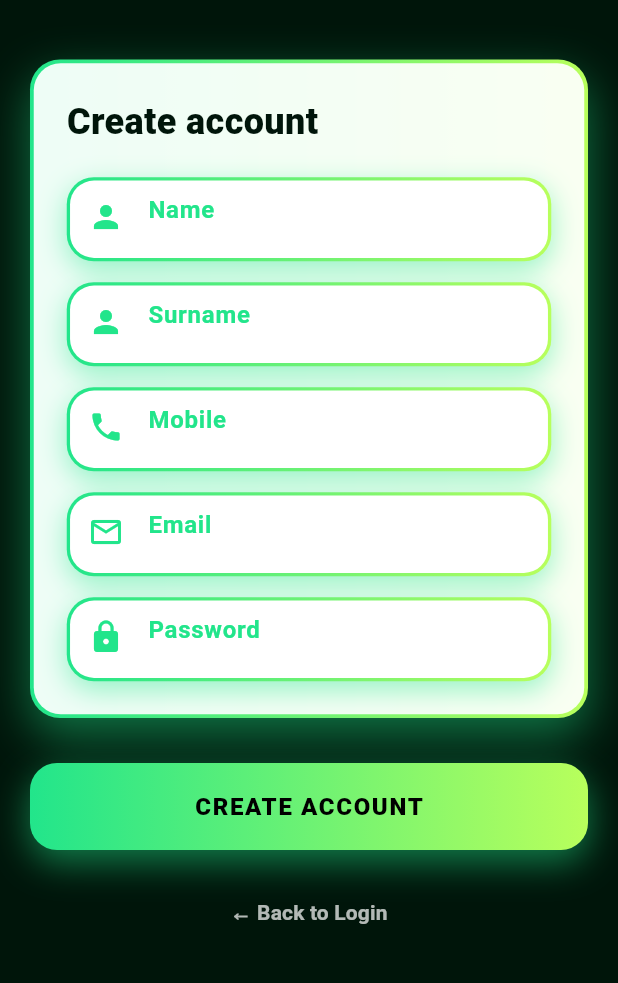
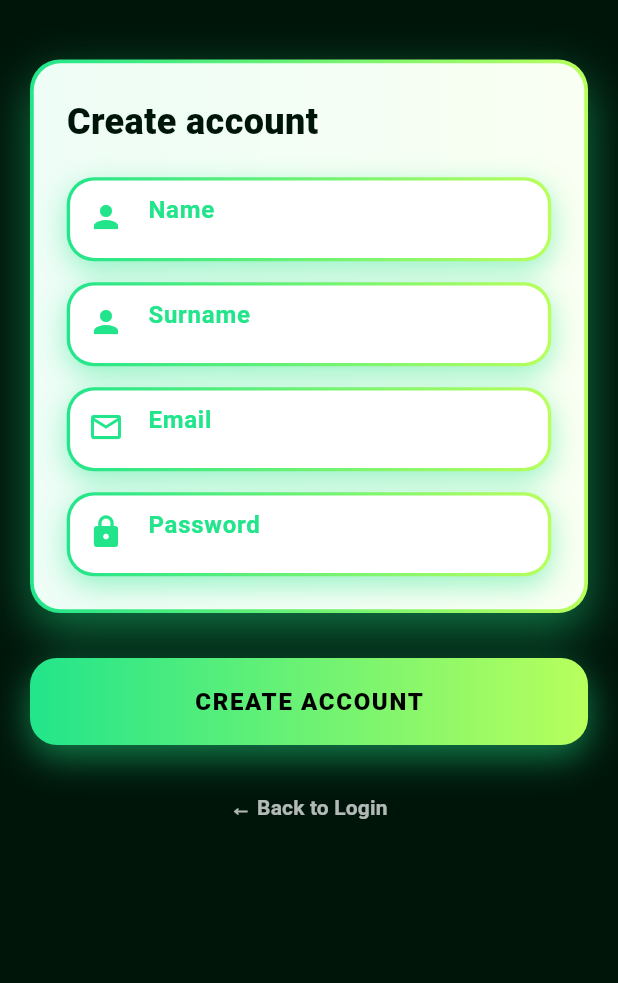
Before and after one commit to hilas998/doublepick, a Flutter app: the HomeScreen screen opened by its route, after a tap on the "logout" icon, after a tap on "New here? Create account", on a phone screen of 412 x 824 dp, the part 182-1165 px from its top. Run offline on Flutter 3.47's test engine with Material 3 defaults, Android fonts, the phone set to English and light mode, and no system bars; our stand-ins replace cloud_firestore, connectivity_plus, firebase_auth, firebase_core, firebase_messaging, flutter_local_notifications and 4 more; accounts and stored records are empty; network calls fail; statements that could not run were skipped.

Commit message:
full project update

```diff
--- a/lib/screens/home.dart
+++ b/lib/screens/home.dart
@@ -108,15 +108,23 @@ class _HomeScreenState extends State<HomeScreen>
   @override
   void initState() {
     super.initState();
-    _connSub = Connectivity().onConnectivityChanged.listen((results) {
-      final hasInternet = results.any(
-            (r) => r == ConnectivityResult.mobile || r == ConnectivityResult.wifi,
-      );
-
-      if (!hasInternet && mounted) {
-        _showNoInternetDialog();
-      }
-    });
+
+
+
+
+   // Future.delayed(const Duration(seconds: 2), () {
+   //   _connSub = Connectivity().onConnectivityChanged.listen((results) {
+   //     final hasInternet = results.any(
+    //          (r) => r == ConnectivityResult.mobile ||
+    //          r == ConnectivityResult.wifi,
+     //   );
+
+     //   if (!hasInternet && mounted) {
+     //     _verifyRealConnection();
+     //   }
+    //  });
+   // });
+
 
     WidgetsBinding.instance.addObserver(this);
     MobileAds.instance.initialize();
@@ -624,8 +632,18 @@ class _HomeScreenState extends State<HomeScreen>
     }
   }
 
-
-
+  //Future<void> _verifyRealConnection() async {
+    //try {
+    //  final result = await InternetAddress.lookup('google.com');
+    //  if (result.isNotEmpty && result[0].rawAddress.isNotEmpty) {
+      //  return; // Internet postoji – ne prikazuj dialog
+   //   }
+  //  } catch (_) {
+  //    if (mounted) {
+    //    _showNoInternetDialog();
+     // }
+   // }
+//  }
 
   Future<void> _addPoints(int pts) async {
     final uid = _auth.currentUser?.uid;
--- a/lib/screens/register.dart
+++ b/lib/screens/register.dart
@@ -15,7 +15,6 @@ class RegisterScreen extends StatefulWidget {
 class _RegisterScreenState extends State<RegisterScreen> {
   final _ime = TextEditingController();
   final _prezime = TextEditingController();
-  final _mobitel = TextEditingController();
   final _email = TextEditingController();
   final _password = TextEditingController();
 
@@ -26,7 +25,6 @@ class _RegisterScreenState extends State<RegisterScreen> {
   Future<void> _register() async {
     final ime = _ime.text.trim();
     final prezime = _prezime.text.trim();
-    final mobitel = _mobitel.text.trim();
     final email = _email.text.trim();
     final password = _password.text.trim();
 
@@ -36,10 +34,6 @@ class _RegisterScreenState extends State<RegisterScreen> {
 
     if (ime.isEmpty) return _show("Enter name");
     if (prezime.isEmpty) return _show("Enter surname");
-
-
-    final mobRegex = RegExp(r"^[0-9]{9,15}$"); // minimalno 9, maksimalno 15 cifara
-    if (!mobRegex.hasMatch(mobitel)) return _show("Enter valid mobile number");
 
 
     final emailRegex = RegExp(r"^[\w-\.]+@([\w-]+\.)+[\w-]{2,4}$");
@@ -80,7 +74,6 @@ class _RegisterScreenState extends State<RegisterScreen> {
         "ime": ime,
         "prezime": prezime,
         "email": email,
-        "mobitel": mobitel,
         "userIDText": uid,
         "score": "0",
         "referralUsed": false,
@@ -114,7 +107,6 @@ class _RegisterScreenState extends State<RegisterScreen> {
   void dispose() {
     _ime.dispose();
     _prezime.dispose();
-    _mobitel.dispose();
     _email.dispose();
     _password.dispose();
     super.dispose();
@@ -229,13 +221,6 @@ class _RegisterScreenState extends State<RegisterScreen> {
                       _input(_ime, Icons.person, hint: "Name"),
                       const SizedBox(height: 14),
                       _input(_prezime, Icons.person, hint: "Surname"),
-                      const SizedBox(height: 14),
-                      _input(
-                        _mobitel,
-                        Icons.phone,
-                        hint: "Mobile",
-                        type: TextInputType.number,
-                      ),
                       const SizedBox(height: 14),
                       _input(
                         _email,
--- a/pubspec.yaml
+++ b/pubspec.yaml
@@ -2,7 +2,7 @@ name: doublepick
 description: "A new Flutter project."
 publish_to: 'none'
 
-version: 1.0.0+22
+version: 1.0.0+24
 
 environment:
   sdk: ^3.9.2
```
